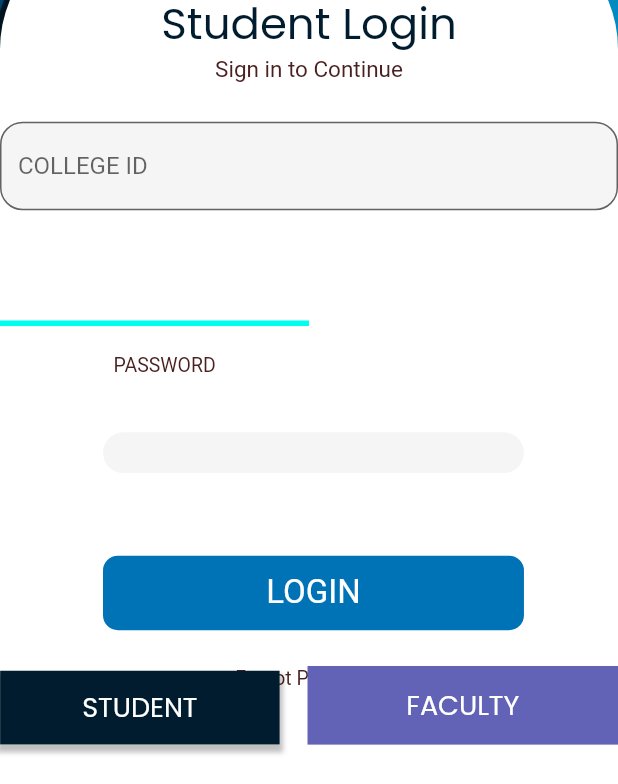
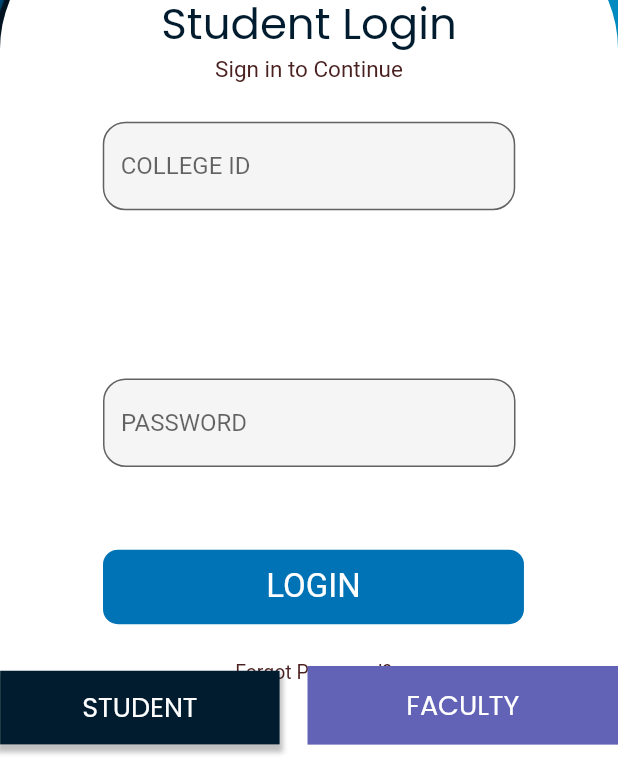
Before and after one commit to Madhav-S-S/voice_app, a Flutter app: the screen it shows after launch, on a phone screen of 412 x 824 dp, the part 452-1236 px from its top. Run offline on Flutter 3.47's test engine with Material 2 defaults, Android fonts, the phone set to English and light mode, and no system bars; our stand-ins replace cached_network_image, connectivity_plus, equatable, firebase_core, flutter_bloc, flutter_svg and 1 more; accounts and stored records are empty; Roboto replaces fonts that are missing (Candara, Century Gothic).

Commit message:
password box and other alignments

```diff
--- a/lib/main.dart
+++ b/lib/main.dart
@@ -2,12 +2,11 @@ import 'package:flutter/foundation.dart';
 import 'package:flutter/material.dart';
 import 'package:flutter/services.dart';
 import 'package:flutter_localizations/flutter_localizations.dart';
-
 import 'core/app_export.dart';
 
 var globalMessengerKey = GlobalKey<ScaffoldMessengerState>();
 
-void main() {
+void main(){
   WidgetsFlutterBinding.ensureInitialized();
   SystemChrome.setPreferredOrientations([
     DeviceOrientation.portraitUp,
@@ -39,7 +38,7 @@ class MyApp extends StatelessWidget {
         GlobalWidgetsLocalizations.delegate,
         GlobalCupertinoLocalizations.delegate,
       ],
-      title: 'voice',
+      title: 'Voice',
       initialRoute: AppRoutes.initialRoute,
       routes: AppRoutes.routes,
     );
--- a/lib/presentation/student_login_screen/student_login_screen.dart
+++ b/lib/presentation/student_login_screen/student_login_screen.dart
@@ -3,7 +3,6 @@ import 'models/student_login_model.dart';
 import 'package:flutter/material.dart';
 import 'package:voice/core/app_export.dart';
 import 'package:voice/widgets/custom_button.dart';
-import 'package:voice/widgets/custom_text_form_field.dart';
 
 class StudentLoginScreen extends StatelessWidget {
   static Widget builder(BuildContext context) {
@@ -164,33 +163,23 @@ class StudentLoginScreen extends StatelessWidget {
                                                                       MainAxisAlignment
                                                                           .start,
                                                                   children: [
-                                                                    Padding(
-                                                                        padding: getPadding(
-                                                                            left:
-                                                                                7),
-                                                                        child: Text(
-                                                                            "lbl_password"
-                                                                                .tr,
-                                                                            overflow:
-                                                                                TextOverflow.ellipsis,
-                                                                            textAlign: TextAlign.left,
-                                                                            style: AppStyle.txtCandara15)),
-                                                                    BlocSelector<
-                                                                            StudentLoginBloc,
-                                                                            StudentLoginState,
-                                                                            TextEditingController?>(
-                                                                        selector: (state) =>
-                                                                            state
-                                                                                .passwordboxController,
-                                                                        builder:
-                                                                            (context,
-                                                                                passwordboxController) {
-                                                                          return CustomTextFormField(
-                                                                              focusNode: FocusNode(),
-                                                                              controller: passwordboxController,
-                                                                              margin: getMargin(top: 40),
-                                                                              textInputAction: TextInputAction.done);
-                                                                        }),
+                                                                    SizedBox(
+                                                                              width:275,
+                                                                              child: Align(
+                                                                                  alignment: Alignment(0, 0),
+                                                                                  child: TextField(
+                                                                                    decoration: InputDecoration(
+                                                                                      filled: true,
+                                                                                      fillColor: ColorConstant.gray100,
+                                                                                      hintText: 'PASSWORD',
+                                                                                      border: OutlineInputBorder(
+                                                                                        borderRadius:BorderRadius.circular(15),
+                                                                                      )
+                                                                                    ),
+                                                                                  ),
+                                                                                ),
+                                                                            ),
+
                                                                     CustomButton(
                                                                         height: getVerticalSize(
                                                                             54),
@@ -279,28 +268,10 @@ class StudentLoginScreen extends StatelessWidget {
                                                           },
                                                           alignment: Alignment(1,0.9),
                                                               ),
-                                                      Align(
-                                                          alignment:
-                                                              Alignment.topLeft,
-                                                          child: Padding(
-                                                              padding:
-                                                                  getPadding(
-                                                                      top: 292),
-                                                              child: SizedBox(
-                                                                  width:
-                                                                      getHorizontalSize(
-                                                                          207),
-                                                                  child: Divider(
-                                                                      height:
-                                                                          getVerticalSize(
-                                                                              4),
-                                                                      thickness:
-                                                                          getVerticalSize(
-                                                                              4),
-                                                                      color: ColorConstant
-                                                                          .cyanA200))))
                                                     ]))),
-                                        Align(
+                                        SizedBox(
+                                          width:275,
+                                          child: Align(
                                               alignment: Alignment(0, 0),
                                               child: TextField(
                                                 decoration: InputDecoration(
@@ -310,6 +281,7 @@ class StudentLoginScreen extends StatelessWidget {
                                                   border: OutlineInputBorder(
                                                     borderRadius:BorderRadius.circular(15),
                                                   )
+                                                ),
                                               ),
                                             ),
                                         ),
--- a/pubspec.yaml
+++ b/pubspec.yaml
@@ -4,6 +4,8 @@ version: 1.0.0+1
 environment:
   sdk: '>=2.12.0 <3.0.0'
 dependencies:
+  firebase_auth: ^4.6.1
+  firebase_core: ^2.13.0
   flutter:
     sdk: flutter
   flutter_localizations:
```
Also changed, not shown: lib/reusablewidget/reusable_widget.dart (added, +68 -0 lines), lib/firebase_options.dart (added), 2 other files. Lines whose indentation alone changed are shown as unchanged.
